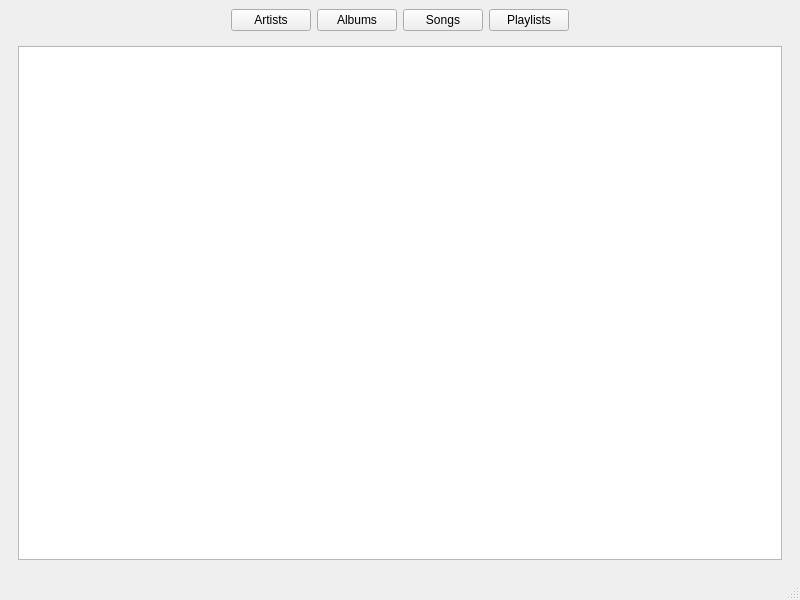
First picture: the form in base_gui.ui, repository Ctgoyette/final-project-music-player, before the edit.
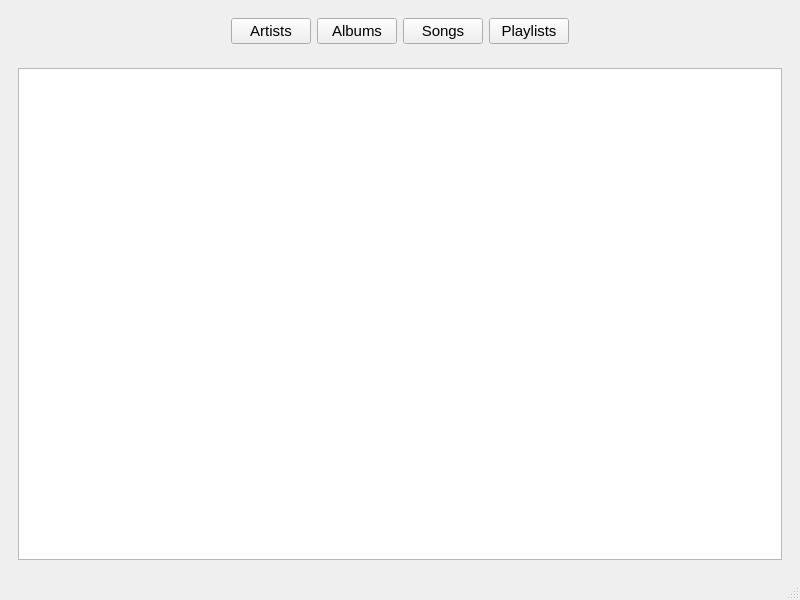
Second picture: the form after the edit. The open tabs and pages were chosen to show the change.

Commit message: Add song class and song metadata support

The edit to the form file:
```diff
--- a/base_gui.ui
+++ b/base_gui.ui
@@ -16,6 +16,16 @@
   <widget class="QWidget" name="centralwidget">
    <layout class="QVBoxLayout" name="verticalLayout">
     <item>
+     <widget class="QFrame" name="frame">
+      <property name="font">
+       <font>
+        <family>Nirmala UI</family>
+        <pointsize>11</pointsize>
+       </font>
+      </property>
+      <property name="cursor">
+       <cursorShape>ArrowCursor</cursorShape>
+      </property>
      <layout class="QHBoxLayout" name="horizontalLayout">
       <item>
        <spacer name="horizontalSpacer">
@@ -72,6 +82,7 @@
        </spacer>
       </item>
      </layout>
+     </widget>
     </item>
     <item>
      <widget class="QStackedWidget" name="stackedWidget">
@@ -101,7 +112,40 @@
       <widget class="QWidget" name="song_view_page">
        <layout class="QVBoxLayout" name="verticalLayout_4">
         <item>
-         <widget class="QListWidget" name="song_list"/>
+         <widget class="QTableWidget" name="song_list">
+          <property name="styleSheet">
+           <string notr="true"/>
+          </property>
+          <property name="editTriggers">
+           <set>QAbstractItemView::NoEditTriggers</set>
+          </property>
+          <property name="showGrid">
+           <bool>false</bool>
+          </property>
+          <property name="rowCount">
+           <number>1</number>
+          </property>
+          <property name="columnCount">
+           <number>4</number>
+          </property>
+          <attribute name="horizontalHeaderVisible">
+           <bool>false</bool>
+          </attribute>
+          <attribute name="horizontalHeaderHighlightSections">
+           <bool>false</bool>
+          </attribute>
+          <attribute name="verticalHeaderVisible">
+           <bool>false</bool>
+          </attribute>
+          <attribute name="verticalHeaderHighlightSections">
+           <bool>false</bool>
+          </attribute>
+          <row/>
+          <column/>
+          <column/>
+          <column/>
+          <column/>
+         </widget>
         </item>
        </layout>
       </widget>
```
Left out of the diff: 22 changed lines with no effect on the pictures. Lines whose indentation alone changed are shown as unchanged. The commit also changes 7 other files.
